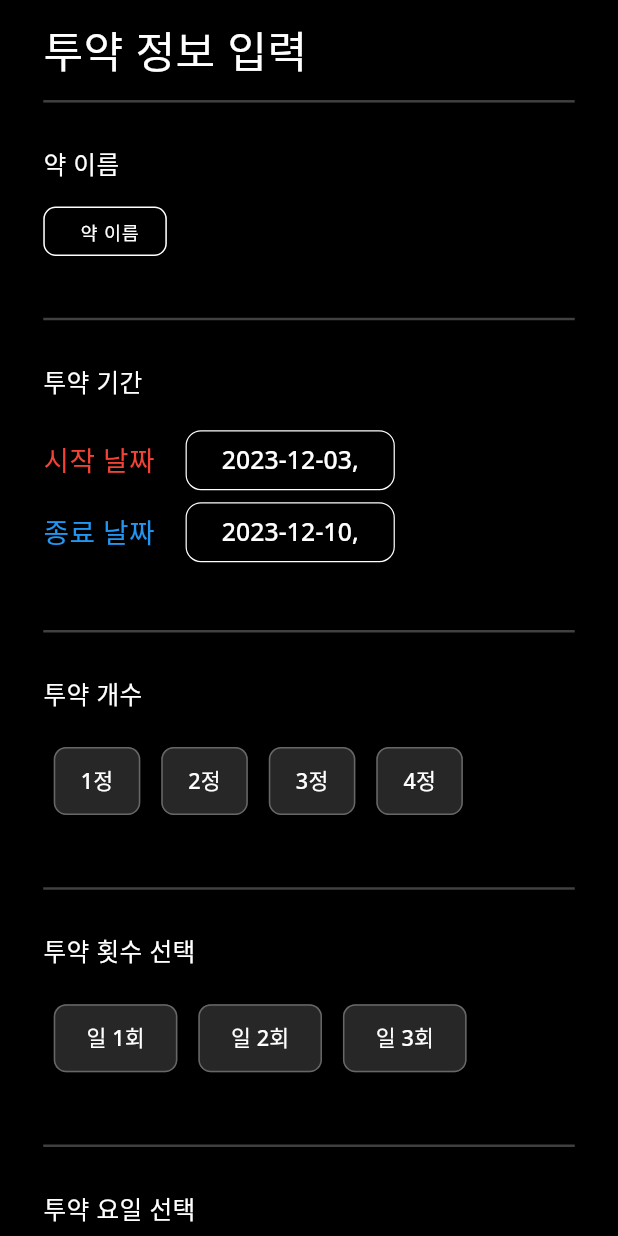
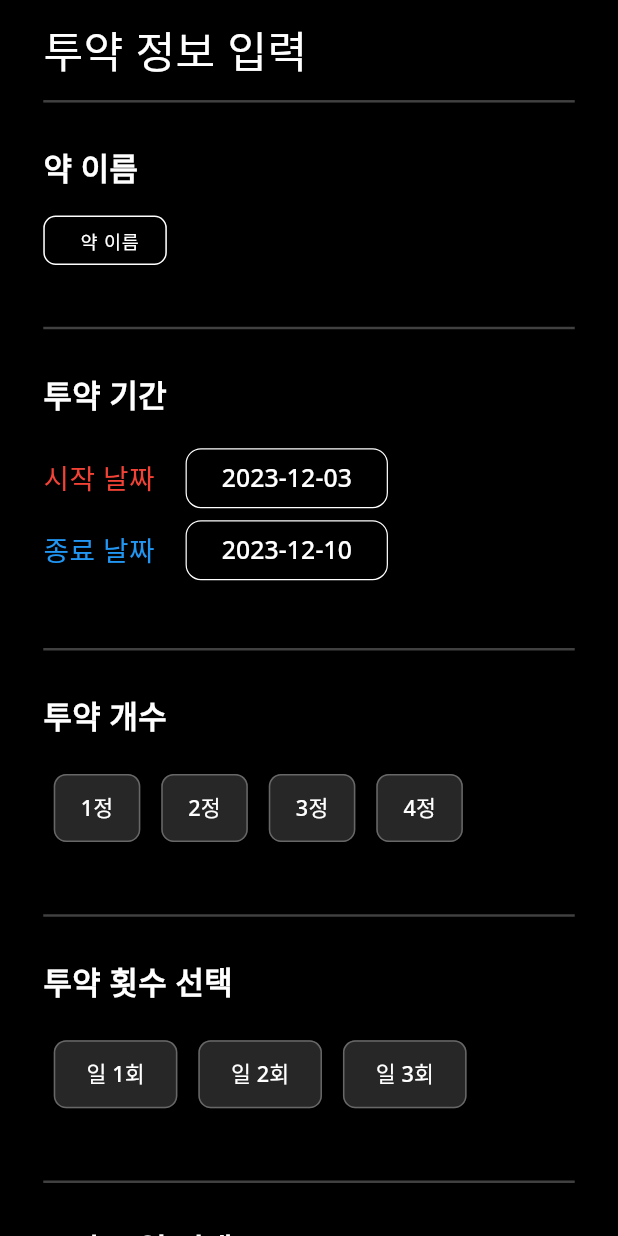
Before and after one commit to jongse7/yaksisi, a Flutter app: the ScheduleWrite screen opened directly, on a phone screen of 412 x 824 dp. Run offline on Flutter 3.47's test engine with Material 3 defaults, Android fonts, the phone set to English and light mode, and no system bars; drawn by our look-alikes of custom_radio_grouped_button; our stand-ins replace image_picker, table_calendar.

Commit message:
[FIX] 직접 입력 페이지 만드는중

```diff
--- a/lib/coponent/camera_pop_up.dart
+++ b/lib/coponent/camera_pop_up.dart
@@ -37,7 +37,7 @@ class _CameraPopUpState extends State<CameraPopUp> {
               topRight: 0,
               topLeft: 0,
               onPressed: () {
-                Navigator.of(context).push(
+                Navigator.of(context).pushReplacement(
                   MaterialPageRoute(
                     builder: (_) => ScheduleWrite(),
                   ),
--- a/lib/screen/calendar_screen/calendar_screen.dart
+++ b/lib/screen/calendar_screen/calendar_screen.dart
@@ -2,7 +2,7 @@
 
 import 'package:flutter/material.dart';
 import 'package:table_calendar/table_calendar.dart';
-import 'calendar.dart';
+import 'widget/calendar.dart';
 
 class CalendarScreen extends StatefulWidget {
   const CalendarScreen({super.key});
--- a/lib/screen/calendar_screen/calendar.dart
+++ b/lib/screen/calendar_screen/widget/calendar.dart
@@ -1,7 +1,8 @@
 // 캘린더 위젯
 
 import 'package:intl/intl.dart';
-import '../../const/color.dart';
+import 'package:yaksisi/screen/calendar_screen/model/model.dart';
+import '../../../const/color.dart';
 import 'package:flutter/material.dart';
 import 'package:table_calendar/table_calendar.dart';
 
@@ -37,6 +38,7 @@ class Calendar extends StatelessWidget {
     );
     return SingleChildScrollView(
       child: TableCalendar(
+        eventLoader: getEventsForDay,
           calendarBuilders: CalendarBuilders(
           dowBuilder: (context, day) {
         switch(day.weekday){
--- a/lib/screen/schedule_write_screen/schedule_write.dart
+++ b/lib/screen/schedule_write_screen/schedule_write.dart
@@ -38,7 +38,8 @@ class _ScheduleWriteState extends State<ScheduleWrite> {
                   _Duration(
                     startDay: startDay,
                     endDay: endDay,
-                    onPressed: _selectStartDay,
+                    onPressedStartDay: _selectStartDay,
+                    onPressedEndDay: _selectEndDay,
                   ),
                   _Line(),
                   VariousOfPills(
@@ -49,7 +50,7 @@ class _ScheduleWriteState extends State<ScheduleWrite> {
                     onChanged: changePillNumber,
                   ),
                   _Line(),
-                  _SelectDay(),
+                  _SelectDay(valueChanged: changePillDay,),
                   _Line(),
                   _SelectTime(pillNumber: pillNumber),
                   _Line(),
@@ -69,8 +70,8 @@ class _ScheduleWriteState extends State<ScheduleWrite> {
 
   Map<String, dynamic> dosage = {
     "약 이름": "",
-    "시작일": "",
-    "종료일": "",
+    "시작일": DateTime.now(),
+    "종료일": DateTime.now(),
     "투약 개수": 0,
     "투약 횟수": 0,
     "투약 요일": [
@@ -152,6 +153,20 @@ class _ScheduleWriteState extends State<ScheduleWrite> {
       pillNumber = value;
     });
   }
+
+  // 투약 요일 선택
+
+  var pillDay1 = [];
+  var pillDay2 = [];
+
+  void changePillDay(value) {
+    setState(() {
+      pillDay1 = value;
+      pillDay2 = value;
+      print(value);
+    });
+  }
+
 }
 
 // 구분선
@@ -192,8 +207,8 @@ class _Frame extends StatelessWidget {
             contentTitle,
             style: TextStyle(
               color: Colors.white,
-              fontSize: width * 0.04,
-              fontWeight: FontWeight.w500,
+              fontSize: width * 0.05,
+              fontWeight: FontWeight.w800,
             ),
           ),
         ),
@@ -261,12 +276,14 @@ class _PillName extends StatelessWidget {
 class _Duration extends StatelessWidget {
   final DateTime startDay;
   final DateTime endDay;
-  final VoidCallback onPressed;
+  final VoidCallback onPressedStartDay;
+  final VoidCallback onPressedEndDay;
 
   const _Duration(
       {required this.startDay,
       required this.endDay,
-      required this.onPressed,
+      required this.onPressedStartDay,
+        required this.onPressedEndDay,
       super.key});
 
   @override
@@ -302,9 +319,9 @@ class _Duration extends StatelessWidget {
                     ),
                   ),
                 ),
-                onPressed: onPressed,
+                onPressed: onPressedStartDay,
                 child: Text(
-                  "${startDay.year.toString()}-${startDay.month.toString().padLeft(2, '0')}-${startDay.day.toString().padLeft(2, '0')},",
+                  "${startDay.year.toString()}-${startDay.month.toString().padLeft(2, '0')}-${startDay.day.toString().padLeft(2, '0')}",
                   style: TextStyle(
                     color: Colors.white,
                     fontSize: width * 0.04,
@@ -338,9 +355,9 @@ class _Duration extends StatelessWidget {
                     ),
                   ),
                 ),
-                onPressed: onPressed,
+                onPressed: onPressedEndDay,
                 child: Text(
-                  "${endDay.year.toString()}-${endDay.month.toString().padLeft(2, '0')}-${endDay.day.toString().padLeft(2, '0')},",
+                  "${endDay.year.toString()}-${endDay.month.toString().padLeft(2, '0')}-${endDay.day.toString().padLeft(2, '0')}",
                   style: TextStyle(
                     color: Colors.white,
                     fontSize: width * 0.04,
@@ -415,7 +432,8 @@ class _SelectPillNumber extends StatelessWidget {
 
 // 투약 요일 선택
 class _SelectDay extends StatelessWidget {
-  const _SelectDay({super.key});
+  final ValueChanged valueChanged;
+  const _SelectDay({required this.valueChanged,super.key});
 
   @override
   Widget build(BuildContext context) {
@@ -448,11 +466,13 @@ class _SelectDay extends StatelessWidget {
       middleContent: Column(
         children: [
           GroupButton2(
+            valueChanged: valueChanged,
             buttonWidth: width * 0.12,
             buttonLables: dayOfTheWeek1,
             buttonValueList: value1,
           ),
           GroupButton2(
+            valueChanged: valueChanged,
             buttonWidth: width * 0.12,
             buttonLables: dayOfTheWeek2,
             buttonValueList: value2,
@@ -476,8 +496,8 @@ class _SelectTime extends StatelessWidget {
     return _Frame(
       contentTitle: "투약 시간 선택",
       middleContent: SizedBox(
-        width: 100,
-        height: 50,
+        width: width * 0.1,
+        height: height * 0.12,
         child: ListView.builder(
           itemCount: pillNumber,
           itemBuilder: (context, index) {
@@ -489,7 +509,7 @@ class _SelectTime extends StatelessWidget {
                     '시간${index + 1}',
                     style: TextStyle(
                       color: Colors.white,
-                      fontSize: width * 0.03,
+                      fontSize: width * 0.035,
                       fontWeight: FontWeight.w400,
                     ),
                   ),
```
Also changed, not shown: lib/screen/calendar_screen/model/model.dart (added, +14 -0 lines), lib/screen/schedule_write_screen/widget/group_button.dart (+5 -5 lines).
